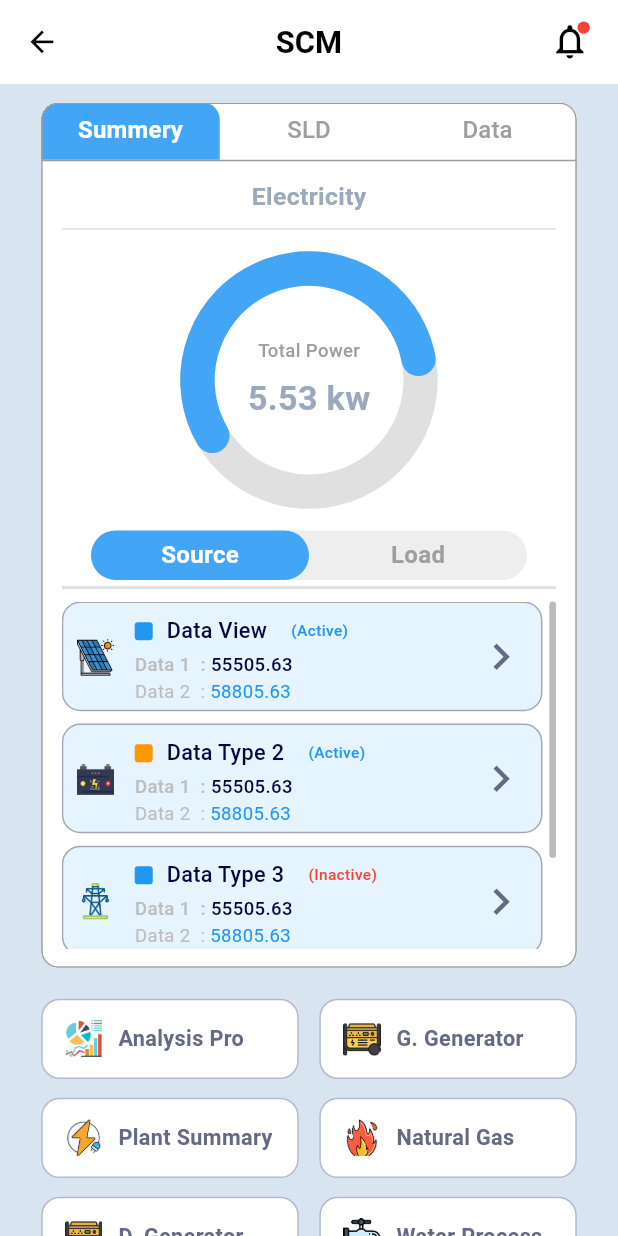
After one commit to TalhaIsmail2119/scube_task_app, a Flutter app: the DashboardScreen screen opened by its route, on a phone screen of 412 x 824 dp. The commit adds this screen. Run offline on Flutter 3.47's test engine with Material 3 defaults, Android fonts, the phone set to English and light mode, and no system bars; drawn by our look-alikes of sleek_circular_slider; our stand-ins replace flutter_screenutil, gap, go_router.

Commit message:
dashboard UI impl.

```diff
--- a/lib/config/app_route/app_routes.dart
+++ b/lib/config/app_route/app_routes.dart
@@ -2,4 +2,5 @@ class AppRoutes{
   AppRoutes._();
   static const String login = '/';
   static const String dashboard = '/dashboard';
+  static const String data_scm = '/data_scm';
 }
--- a/lib/config/app_route/routes_config.dart
+++ b/lib/config/app_route/routes_config.dart
@@ -2,6 +2,7 @@ import 'package:flutter/material.dart';
 import 'package:go_router/go_router.dart';
 import 'package:scube_task_app/features/dashboard/dashboard_screen.dart';
 import 'package:scube_task_app/features/log_in/log_in_screen.dart';
+import '../../features/data_scm/data_scm.dart';
 import '../keys/navigators_keys.dart';
 import 'app_routes.dart';
 
@@ -18,14 +19,22 @@ final appRoute = GoRouter(
         child: const LoginScreen(),
       ),
     ),
-    // GoRoute(
-    //   path: AppRoutes.dashboard,
-    //   name: AppRoutes.dashboard,
-    //   pageBuilder: (context, state) => FadeTransitionPage(
-    //     key: state.pageKey,
-    //     child: const DashboardScreen(),
-    //   ),
-    // ),
+    GoRoute(
+      path: AppRoutes.dashboard,
+      name: AppRoutes.dashboard,
+      pageBuilder: (context, state) => FadeTransitionPage(
+        key: state.pageKey,
+        child: const DashboardScreen(),
+      ),
+    ),
+    GoRoute(
+      path: AppRoutes.data_scm,
+      name: AppRoutes.data_scm,
+      pageBuilder: (context, state) => FadeTransitionPage(
+        key: state.pageKey,
+        child: LoginScreen(),
+      ),
+    ),
 
 
 
--- a/lib/config/theme/app_theme.dart
+++ b/lib/config/theme/app_theme.dart
@@ -21,8 +21,11 @@ class AppTheme {
 
   // ===== Text Colors =====
   static const Color textPrimary = Color(0xFFFFFFFF);
+  static const Color dataTitle = Color(0xFF04063E);
+
   static const Color textOnPrimary   = Color(0xFF082438);
   static const Color textSecondary = Color(0xFF9AA9BC);
+  static const Color texttirtiary = Color(0xFF5E5E5E);
 
 
   // ===== Status Colors =====
--- /dev/null
+++ b/lib/features/dashboard/dashboard_screen.dart
@@ -0,0 +1,533 @@
+import 'package:flutter/material.dart';
+import 'package:flutter_screenutil/flutter_screenutil.dart';
+import 'package:gap/gap.dart';
+import 'package:go_router/go_router.dart';
+import 'package:scube_task_app/config/app_route/app_routes.dart';
+import 'package:sleek_circular_slider/sleek_circular_slider.dart';
+import '../../config/theme/app_theme.dart';
+import 'data/bottom_items.dart';
+
+class DashboardScreen extends StatefulWidget {
+  const DashboardScreen({super.key});
+
+  @override
+  State<DashboardScreen> createState() => _DashboardScreenState();
+}
+
+class _DashboardScreenState extends State<DashboardScreen>
+    with SingleTickerProviderStateMixin {
+  late TabController _tabController;
+
+  bool isSource = true;
+  double powerPercent = 5.53;
+
+  @override
+  void initState() {
+    super.initState();
+    _tabController = TabController(length: 3, vsync: this);
+  }
+
+  @override
+  void dispose() {
+    _tabController.dispose();
+    super.dispose();
+  }
+
+  @override
+  Widget build(BuildContext context) {
+    return Scaffold(
+      appBar: AppBar(
+        backgroundColor: Colors.white,
+        elevation: 0,
+        leading: Icon(Icons.arrow_back, color: Colors.black, size: 20.sp),
+        centerTitle: true,
+        title: Text(
+          'SCM',
+          style: TextStyle(
+            color: Colors.black,
+            fontWeight: FontWeight.w600,
+            fontSize: 18.sp,
+          ),
+        ),
+        actions: [
+          Padding(
+            padding: EdgeInsets.only(right: 16.w),
+            child: Stack(
+              children: [
+                Icon(
+                  Icons.notifications_none,
+                  color: Colors.black,
+                  size: 24.sp,
+                ),
+                Positioned(
+                  right: 0,
+                  top: 0,
+                  child: Container(
+                    width: 8.w,
+                    height: 8.h,
+                    decoration: const BoxDecoration(
+                      color: Colors.red,
+                      shape: BoxShape.circle,
+                    ),
+                  ),
+                ),
+              ],
+            ),
+          ),
+        ],
+      ),
+      body: SingleChildScrollView(
+        // padding: EdgeInsets.all(16.w),
+        padding: EdgeInsets.fromLTRB(24.w, 12.h, 24.w, 24.h),
+        child: Column(
+          children: [_summaryContainer(), Gap(20.h), _bottomGrid()],
+        ),
+      ),
+    );
+  }
+
+  // ------------------- SUMMARY CONTAINER -------------------
+  Widget _summaryContainer() {
+    return ClipRRect(
+      borderRadius: BorderRadius.circular(11.r),
+      clipBehavior: Clip.hardEdge,
+      child: Container(
+        width: double.infinity,
+        decoration: const BoxDecoration(color: Colors.white),
+        foregroundDecoration: BoxDecoration(
+          borderRadius: BorderRadius.circular(11.r),
+          border: Border.all(color: Colors.grey),
+        ),
+        child: Column(
+          children: [
+            _topTabs(),
+            Padding(
+              padding: EdgeInsets.fromLTRB(12.w, 12.h, 12.w, 12.h),
+              child: SizedBox(
+                height: 498.h,
+                child: TabBarView(
+                  controller: _tabController,
+                  physics: const NeverScrollableScrollPhysics(),
+                  children: [_summaryTab(), _sldTab(), _dataTab()],
+                ),
+              ),
+            ),
+          ],
+        ),
+      ),
+    );
+  }
+
+  // ------------------- TOP TABS -------------------
+  Widget _topTabs() {
+    return Container(
+      height: 38.h,
+      color: AppTheme.surfaceBackground, // Tab bar background
+      child: Column(
+        children: [
+          Expanded(
+            child: TabBar(
+              controller: _tabController,
+              indicator: BoxDecoration(
+                color: const Color(0xFF42A5F5),
+                borderRadius: BorderRadius.only(
+                  topLeft: Radius.circular(11.r),
+                  topRight: Radius.circular(11.r),
+                ),
+              ),
+              indicatorSize: TabBarIndicatorSize.tab,
+              dividerColor: Colors.transparent,
+              labelColor: Colors.white,
+              unselectedLabelColor: const Color(0xFF9E9E9E),
+              labelStyle: TextStyle(
+                fontSize: 14.sp,
+                fontWeight: FontWeight.w600,
+              ),
+              unselectedLabelStyle: TextStyle(
+                fontSize: 14.sp,
+                fontWeight: FontWeight.w500,
+              ),
+              tabs: const [
+                Tab(text: 'Summery'),
+                Tab(text: 'SLD'),
+                Tab(text: 'Data'),
+              ],
+            ),
+          ),
+          Container(
+            height: 1,
+            color: Colors.grey, // bottom divider
+          ),
+        ],
+      ),
+    );
+  }
+
+  // ------------------- SUMMARY TAB -------------------
+  Widget _summaryTab() {
+    return Column(
+      children: [
+        Text(
+          'Electricity',
+          style: TextStyle(fontSize: 16.r, fontWeight: FontWeight.w600),
+        ),
+        // SizedBox(height: 16.h),
+        Gap(8.h),
+        Divider(height: 1.r, thickness: 1.r, color: Colors.grey.shade300),
+        Gap(14.h),
+        _powerIndicator(),
+        Gap(14.h),
+        _sourceLoadToggle(),
+        Gap(4.h),
+        Divider(thickness: 2.r, height: 2.r, color: Colors.grey.shade300),
+        Gap(8.h),
+        _dataSection(),
+      ],
+    );
+  }
+
+  // ------------------- SLD TAB -------------------
+  Widget _sldTab() {
+    return Center(
+      child: Text(
+        'SLD View',
+        style: TextStyle(fontSize: 16.sp, fontWeight: FontWeight.w600),
+      ),
+    );
+  }
+
+  // ------------------- DATA TAB -------------------
+  Widget _dataTab() {
+    return Center(
+      child: Text(
+        'Data View',
+        style: TextStyle(fontSize: 16.sp, fontWeight: FontWeight.w600),
+      ),
+    );
+  }
+
+  // ------------------- POWER INDICATOR -------------------
+  Widget _powerIndicator() {
+    return SleekCircularSlider(
+      appearance: CircularSliderAppearance(
+        size: 150.w,
+        startAngle: 150,
+        angleRange: 360,
+        customWidths: CustomSliderWidths(
+          trackWidth: 20.w,
+          progressBarWidth: 20.w,
+          handlerSize: 0,
+        ),
+        customColors: CustomSliderColors(
+          trackColor: const Color(0xFFE0E0E0),
+          progressBarColor: const Color(0xFF42A5F5),
+          dotColor: Colors.transparent,
+          hideShadow: true,
+        ),
+        infoProperties: InfoProperties(modifier: (_) => ''),
+      ),
+      min: 0,
+      max: 10,
+      initialValue: powerPercent,
+      onChange: (value) {
+        setState(() => powerPercent = value);
+      },
+      innerWidget: (value) {
+        return Column(
+          mainAxisAlignment: MainAxisAlignment.center,
+          children: [
+            Text(
+              'Total Power',
+              style: TextStyle(
+                fontSize: 12.r,
+                color: Colors.grey,
+                fontWeight: FontWeight.w500,
+              ),
+            ),
+            Gap(6.h),
+            Text(
+              '${value.toStringAsFixed(2)} kw',
+              style: TextStyle(fontSize: 22.r, fontWeight: FontWeight.w700),
+            ),
+          ],
+        );
+      },
+    );
+  }
+
+  // ------------------- SOURCE / LOAD TOGGLE -------------------
+  Widget _sourceLoadToggle() {
+    return Container(
+      width: 254.w,
+      height: 32.h,
+      decoration: BoxDecoration(
+        color: const Color(0xFFEEEEEE),
+        borderRadius: BorderRadius.circular(16.r),
+      ),
+      child: Row(
+        children: [
+          _toggleBtn('Source', isSource, () {
+            setState(() => isSource = true);
+          }),
+          _toggleBtn('Load', !isSource, () {
+            setState(() => isSource = false);
+          }),
+        ],
+      ),
+    );
+  }
+
+  Widget _toggleBtn(String text, bool active, VoidCallback onTap) {
+    return Expanded(
+      child: GestureDetector(
+        onTap: onTap,
+        child: Container(
+          // margin: EdgeInsets.all(4.w),
+          decoration: BoxDecoration(
+            color: active ? const Color(0xFF42A5F5) : Colors.transparent,
+            borderRadius: BorderRadius.circular(30.r),
+          ),
+          alignment: Alignment.center,
+          child: Text(
+            text,
+            style: TextStyle(
+              fontSize: 14.sp,
+              fontWeight: FontWeight.w600,
+              color: active ? Colors.white : const Color(0xFF9E9E9E),
+            ),
+          ),
+        ),
+      ),
+    );
+  }
+
+  // ------------------- DATA SECTION -------------------
+  Widget _dataSection() {
+    final controller = ScrollController();
+
+    return SizedBox(
+      height: 229.h,
+      child: Scrollbar(
+        controller: controller,
+        thumbVisibility: true,
+        thickness: 4.w,
+        radius: Radius.circular(8.r),
+        child: ListView(
+          controller: controller,
+          padding: EdgeInsets.only(right: 8.w),
+          children: [
+            GestureDetector(
+              onTap: () {
+                // context.goNamed(AppRoutes.);
+              },
+              child: _dataCard(
+                'Data View',
+                'assets/images/solar_cell.png',
+                true,
+                Icons.solar_power,
+                Colors.blue,
+                Color(0xFFE5F4FE),
+              ),
+            ),
+
+            _dataCard(
+              'Data Type 2',
+              'assets/images/data_2.png',
+              // 'assets/icons/data_two.svg',
+              true,
+              Icons.factory,
+              Colors.orange,
+              Color(0xFFE5F4FE),
+            ),
+
+            _dataCard(
+              'Data Type 3',
+              'assets/images/power.png',
+              false,
+              Icons.settings_input_component,
+              Colors.blue,
+              Color(0xFFE5F4FE),
+            ),
+            _dataCard(
+              'Total Solar',
+              'assets/images/solar_cell.png',
+              true,
+              Icons.factory,
+              Colors.orange,
+              Color(0xFFA5A7B9),
+            ),
+          ],
+        ),
+      ),
+    );
+  }
+
+  Widget _dataCard(
+    String title,
+    String imagePath,
+    bool active,
+    IconData icon,
+    Color iconColor,
+    Color cardColor,
+  ) {
+    return Container(
+      height: 71.h,
+      // Fixed height from Figma
+      margin: EdgeInsets.only(bottom: 8.h),
+      // Gap from Figma
+      padding: EdgeInsets.fromLTRB(8.w, 8.h, 8.w, 7.h),
+      // Back to 8.w as in original
+      decoration: BoxDecoration(
+        color: cardColor,
+        //color: active ? const Color(0xFFE5F4FE) : Color(0xFFA5A7B9),
+        borderRadius: BorderRadius.circular(12.r),
+        border: Border.all(color: Color(0xFFA5A7B9)),
+      ),
+      child: Row(
+        children: [
+          Image.asset(
+            imagePath,
+            width: 24.r,
+            height: 24.r,
+            fit: BoxFit.contain,
+          ),
+          Gap(12.w),
+          Expanded(
+            child: Column(
+              crossAxisAlignment: CrossAxisAlignment.start,
+              mainAxisAlignment: MainAxisAlignment.center,
+              children: [
+                Row(
+                  children: [
+                    Container(
+                      width: 12,
+                      height: 12,
+                      decoration: BoxDecoration(
+                        color: iconColor,
+                        borderRadius: BorderRadius.circular(2.r),
+                      ),
+                    ),
+                    Gap(8.w),
+                    Text(
+                      title,
+                      style: TextStyle(
+                        fontWeight: FontWeight.w500,
+                        fontSize: 14.r,
+                        color: AppTheme.dataTitle,
+                      ),
+                    ),
+                    Gap(14.w),
+                    Text(
+                      active ? '(Active)' : '(Inactive)',
+                      style: TextStyle(
+                        fontSize: 10.r,
+                        color: active ? Colors.blue : Colors.red,
+                        fontWeight: FontWeight.w500,
+                      ),
+                    ),
+                  ],
+                ),
+                Gap(3.h),
+                Text.rich(
+                  TextSpan(
+                    children: [
+                      TextSpan(
+                        text: 'Data 1  : ', // first part
+                        style: TextStyle(
+                          fontWeight: FontWeight.w500,
+                          color: Colors.grey.shade400,
+                          fontSize: 12.r,
+                        ),
+                      ),
+                      TextSpan(
+                        text: '55505.63', // second part
+                        style: TextStyle(
+                          fontWeight: FontWeight.w500,
+                          color: AppTheme.dataTitle, // different color
+                          fontSize: 12.r,
+                        ),
+                      ),
+                    ],
+                  ),
+                ),
+                Text.rich(
+                  TextSpan(
+                    children: [
+                      TextSpan(
+                        text: 'Data 2  : ', // first part
+                        style: TextStyle(
+                          fontWeight: FontWeight.w400,
+                          color: Colors.grey.shade400,
+                          fontSize: 12.r,
+                        ),
+                      ),
+                      TextSpan(
+                        text: '58805.63', // second part
+                        style: TextStyle(
+                          fontWeight: FontWeight.w400,
+                          color: Colors.blue, // different color
+                          fontSize: 12.r,
+                        ),
+                      ),
+                    ],
+                  ),
+                ),
+              ],
+            ),
+          ),
+          Icon(
+            Icons.keyboard_arrow_right,
+            color: Color(0xFF646984),
+            size: 34.r,
+          ),
+        ],
+      ),
+    );
+  }
+
+  // ================= BOTTOM GRID =================
+  Widget _bottomGrid() {
+    return GridView.builder(
+      shrinkWrap: true,
+      physics: const NeverScrollableScrollPhysics(),
+      itemCount: items.length,
+      gridDelegate: SliverGridDelegateWithFixedCrossAxisCount(
+        crossAxisCount: 2,
+        childAspectRatio: 3.2,
+        mainAxisSpacing: 12.h,
+        crossAxisSpacing: 12.w,
+      ),
+      itemBuilder: (_, i) {
+        return Container(
+          padding: EdgeInsets.symmetric(horizontal: 12.w, vertical: 12.h),
+          decoration: BoxDecoration(
+            color: Colors.white,
+            borderRadius: BorderRadius.circular(12.r),
+            border: Border.all(color: Color(0xFFB6B8D0)),
+          ),
+          child: Row(
+            children: [
+              Image.asset(
+                items[i]['image'] as String,
+                width: 24.w,
+                height: 24.h,
+                fit: BoxFit.contain,
+              ),
+              Gap(8.w),
+              Expanded(
+                child: Text(
+                  items[i]['name'] as String,
+                  style: TextStyle(
+                    fontWeight: FontWeight.w600,
+                    fontSize: 14.r,
+                    color: Color(0xFF646984),
+                  ),
+                ),
+              ),
+            ],
+          ),
+        );
+      },
+    );
+  }
+}
--- /dev/null
+++ b/lib/features/dashboard/data/bottom_items.dart
@@ -0,0 +1,26 @@
+final items = [
+  {
+    'name': 'Analysis Pro',
+    'image': 'assets/images/chart_490605.png',
+  },
+  {
+    'name': 'G. Generator',
+    'image': 'assets/images/generator_8789846.png',
+  },
+  {
+    'name': 'Plant Summary',
+    'image':'assets/images/charge.png',
+  },
+  {
+    'name': 'Natural Gas',
+    'image': 'assets/images/fire_3900509_1.png',
+  },
+  {
+    'name': 'D. Generator',
+    'image': 'assets/images/generator_8789846.png',
+  },
+  {
+    'name': 'Water Process',
+    'image': 'assets/images/faucet_1078798.png',
+  },
+];
--- a/lib/features/log_in/log_in_screen.dart
+++ b/lib/features/log_in/log_in_screen.dart
@@ -124,8 +124,17 @@ class _LoginScreenState extends State<LoginScreen> {
                       TextFormField(
                         controller: _usernameController,
                         keyboardType: TextInputType.emailAddress,
+                        style: TextStyle(
+                          color: AppTheme.texttirtiary,
+                          fontSize: 16.r,
+                        ),
                         decoration: InputDecoration(
                           labelText: 'Username',
+                          labelStyle: TextStyle(
+                            fontSize: 14.r,
+                            fontWeight: FontWeight.w400,
+                            color: AppTheme.texttirtiary,
+                          ),
                           border: OutlineInputBorder(
                             borderRadius: BorderRadius.circular(14.r),
                           ),
@@ -153,8 +162,18 @@ class _LoginScreenState extends State<LoginScreen> {
                       TextFormField(
                         controller: _passwordController,
                         obscureText: _obscurePassword,
+                        style: TextStyle(
+                          fontSize: 14.r,
+                          fontWeight: FontWeight.w400,
+                          color: AppTheme.texttirtiary,
+                        ),
                         decoration: InputDecoration(
                           labelText: 'Password',
+                          labelStyle: TextStyle(
+                            fontSize: 14.r,
+                            fontWeight: FontWeight.w400,
+                            color: AppTheme.texttirtiary,
+                          ),
                           suffixIcon: IconButton(
                             icon: Icon(
                               _obscurePassword
--- a/pubspec.yaml
+++ b/pubspec.yaml
@@ -20,6 +20,8 @@ dependencies:
   flutter_screenutil: ^5.9.3
   gap: ^3.0.1
   percent_indicator: ^4.2.3
+  sleek_circular_slider: ^2.1.0
+  flutter_svg: ^2.1.1
 
 
 
@@ -43,6 +45,8 @@ flutter:
   # To add assets to your application, add an assets section, like this:
   assets:
     - assets/logo/
+    - assets/icons/
+    - assets/images/
 
   # An image asset can refer to one or more resolution-specific "variants", see
   # https://flutter.dev/to/resolution-aware-images
```
Also changed, not shown: assets/icons/data_one.svg (added), assets/icons/data_two.svg (added), assets/icons/power.svg (added), assets/icons/test.svg (added), assets/images/charge.png (added), assets/images/chart_490605.png (added), assets/images/data_2.png (added), assets/images/faucet_1078798.png (added), assets/images/fire_3900509_1.png (added), assets/images/generator_8789846.png (added), assets/images/power.png (added), assets/images/solar_cell.png (added), assets/logo/solar_cell.png (added), pubspec.lock.
